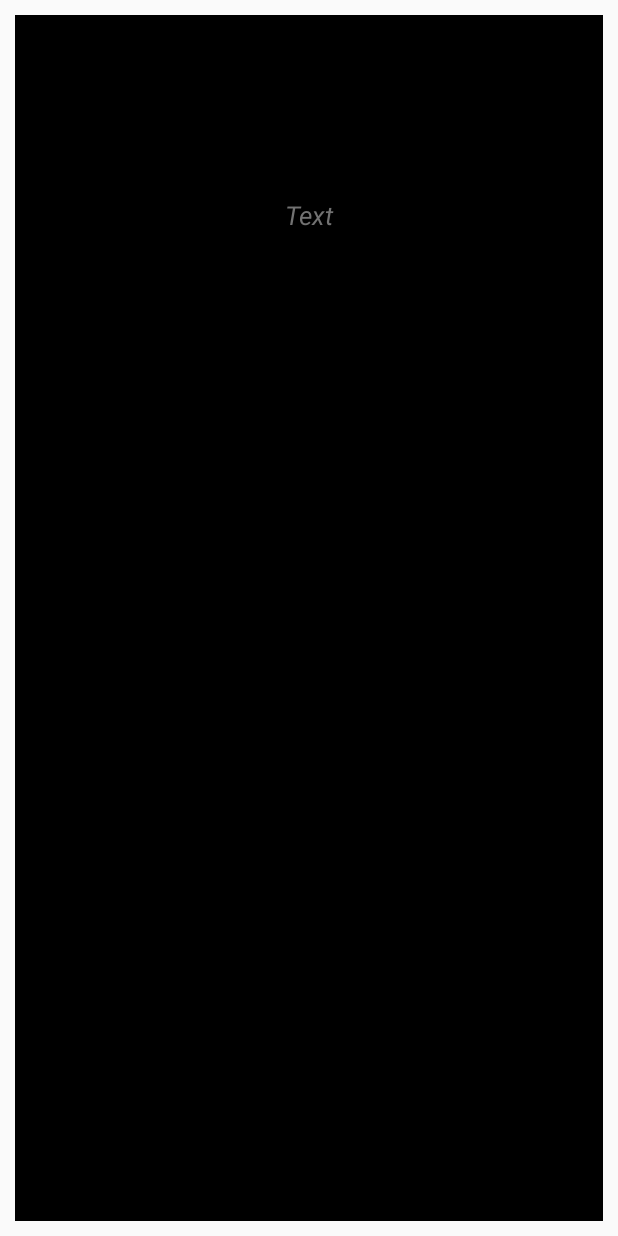
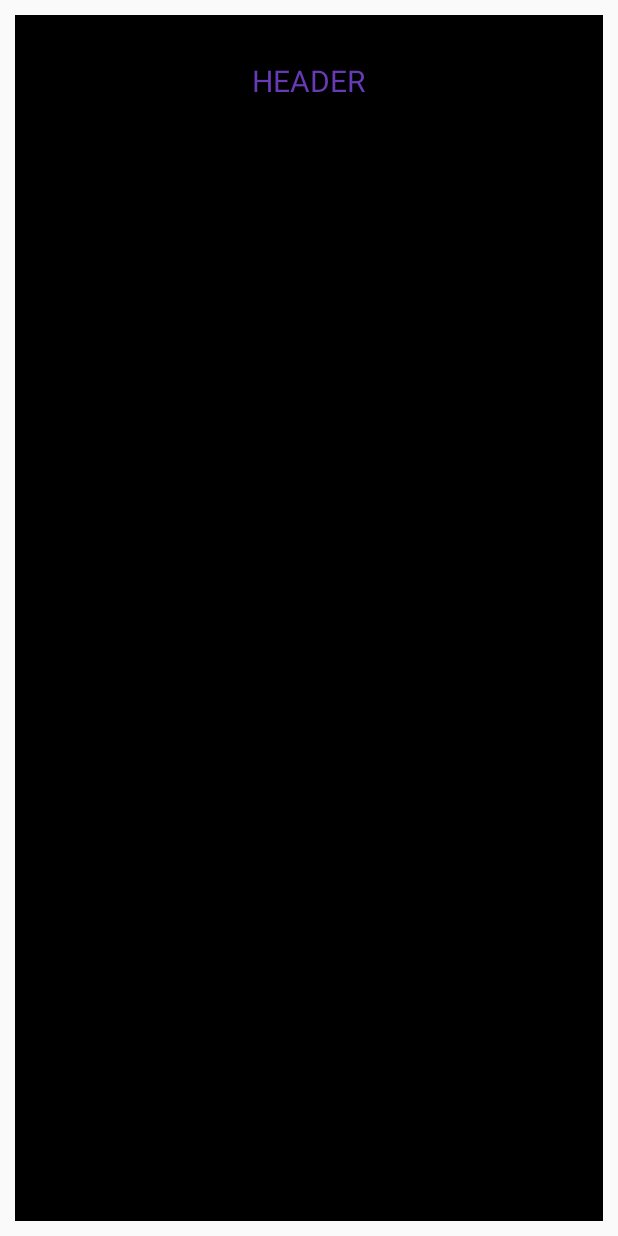
Before and after one commit to Neophytes/EnvisionProductivity, an Android app: the layout card.xml on its own in the app's theme, with its tools: preview values and no code run, on a phone screen of 412 x 824 dp. Run offline under Robolectric (Android 15) with nearby library versions, the phone set to English and light mode, and no system bars.

Commit message:
Coolness redefined

```diff
--- a/app/src/main/java/com/chhavi/envisionproductivity/MyNavigationDrawer.java
+++ b/app/src/main/java/com/chhavi/envisionproductivity/MyNavigationDrawer.java
@@ -24,7 +24,7 @@ public class MyNavigationDrawer extends MaterialNavigationDrawer {
     public List<KeyPair> fitness ;
     @Override
     public void init(Bundle savedInstanceState) {
-        account = new MaterialAccount(this.getResources(), "User Name",null,null,R.drawable.tickmark);
+        account = new MaterialAccount(this.getResources(), null,null,null,R.drawable.tickmark);
         this.addAccount(account);
         fitness = new ArrayList<KeyPair>();
         fitness = (ArrayList<KeyPair>)getIntent().getSerializableExtra("Fitness");
--- a/app/src/main/res/layout/card.xml
+++ b/app/src/main/res/layout/card.xml
@@ -12,11 +12,10 @@
         android:layout_height="wrap_content"
         android:gravity="center"
         android:text="HEADER"
-        android:textSize="23sp"
+        android:textSize="20sp"
+        android:textColor="@color/colorPrimary"
         android:id="@+id/header"
         android:layout_gravity="center_horizontal"
-        android:textStyle="bold"
-        android:textColor="@android:color/black"
         android:layout_margin="30dp"
         />
 
@@ -25,9 +24,8 @@
         android:layout_height="wrap_content"
         android:gravity="center"
         android:text="Text"
-        android:textSize="17sp"
+        android:textSize="18sp"
         android:id="@+id/text"
-        android:textColor="@color/secondaryText"
         android:layout_gravity="center_horizontal"
         android:textStyle="italic"
         android:layout_margin="30dp"
--- a/app/src/main/res/values/styles.xml
+++ b/app/src/main/res/values/styles.xml
@@ -8,7 +8,7 @@
         <item name="colorAccent">@color/colorAccent</item>
     </style>
 
-    <style name="MyNavigationDrawerTheme" parent="MaterialNavigationDrawerTheme">
+    <style name="MyNavigationDrawerTheme" parent="MaterialNavigationDrawerTheme.Light">
         <item name="colorPrimary">@color/colorPrimary</item>
         <item name="colorPrimaryDark">@color/colorPrimaryDark</item>
         <item name="colorAccent">@color/colorAccent</item>
```
